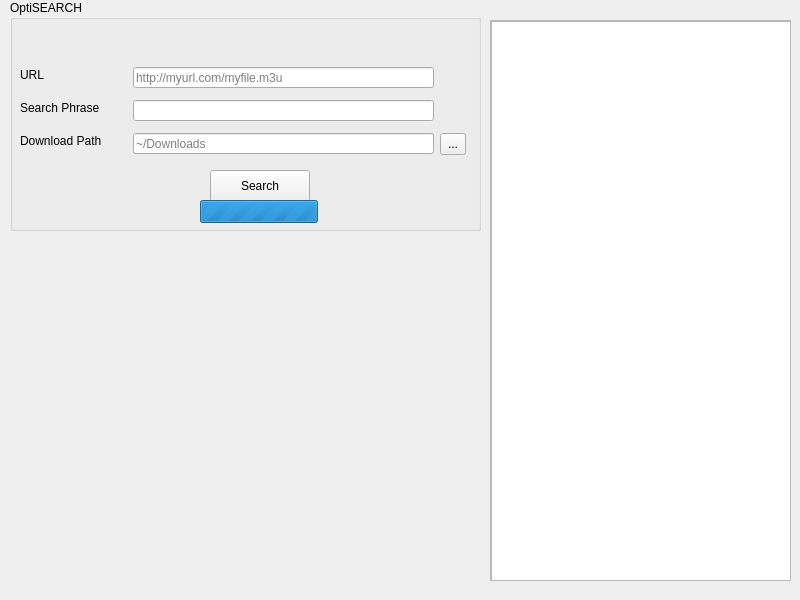
First picture: the form in mainwindow.ui, repository OptimusGREEN/m3uDL, before the edit.
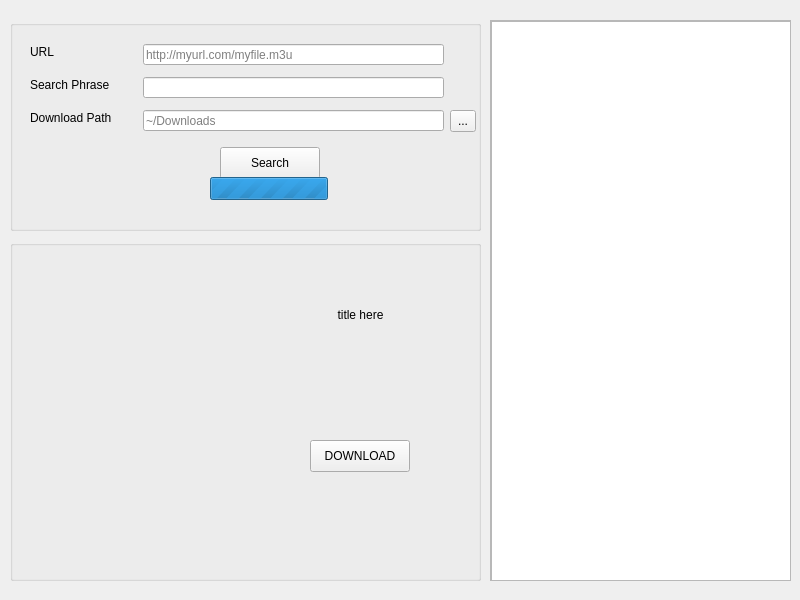
Second picture: the form after the edit.

The edit to the form file:
```diff
--- a/mainwindow.ui
+++ b/mainwindow.ui
@@ -17,19 +17,19 @@
    <property name="geometry">
     <rect>
      <x>10</x>
-     <y>0</y>
+     <y>20</y>
      <width>471</width>
-     <height>231</height>
+     <height>211</height>
     </rect>
    </property>
    <property name="title">
-    <string>OptiSEARCH</string>
+    <string/>
    </property>
    <widget class="QLabel" name="label_search">
     <property name="geometry">
      <rect>
-      <x>10</x>
-      <y>100</y>
+      <x>20</x>
+      <y>57</y>
       <width>90</width>
       <height>16</height>
      </rect>
@@ -41,8 +41,8 @@
    <widget class="QLineEdit" name="lineEdit_download_path">
     <property name="geometry">
      <rect>
-      <x>123</x>
-      <y>133</y>
+      <x>133</x>
+      <y>90</y>
       <width>301</width>
       <height>21</height>
      </rect>
@@ -57,8 +57,8 @@
    <widget class="QLabel" name="label_url">
     <property name="geometry">
      <rect>
-      <x>10</x>
-      <y>67</y>
+      <x>20</x>
+      <y>24</y>
       <width>25</width>
       <height>16</height>
      </rect>
@@ -70,8 +70,8 @@
    <widget class="QLineEdit" name="lineEdit_url">
     <property name="geometry">
      <rect>
-      <x>123</x>
-      <y>67</y>
+      <x>133</x>
+      <y>24</y>
       <width>301</width>
       <height>21</height>
      </rect>
@@ -86,8 +86,8 @@
    <widget class="QLabel" name="label_download_path">
     <property name="geometry">
      <rect>
-      <x>10</x>
-      <y>133</y>
+      <x>20</x>
+      <y>90</y>
       <width>101</width>
       <height>16</height>
      </rect>
@@ -99,8 +99,8 @@
    <widget class="QLineEdit" name="lineEdit_search">
     <property name="geometry">
      <rect>
-      <x>123</x>
-      <y>100</y>
+      <x>133</x>
+      <y>57</y>
       <width>301</width>
       <height>21</height>
      </rect>
@@ -112,8 +112,8 @@
    <widget class="QToolButton" name="toolButton_download_path">
     <property name="geometry">
      <rect>
-      <x>430</x>
-      <y>133</y>
+      <x>440</x>
+      <y>90</y>
       <width>26</width>
       <height>22</height>
      </rect>
@@ -125,8 +125,8 @@
    <widget class="QPushButton" name="pushButton_search">
     <property name="geometry">
      <rect>
-      <x>200</x>
-      <y>170</y>
+      <x>210</x>
+      <y>127</y>
       <width>100</width>
       <height>32</height>
      </rect>
@@ -141,8 +141,8 @@
     </property>
     <property name="geometry">
      <rect>
-      <x>190</x>
-      <y>200</y>
+      <x>200</x>
+      <y>157</y>
       <width>118</width>
       <height>23</height>
      </rect>
@@ -197,6 +197,64 @@
     </widget>
    </widget>
   </widget>
+  <widget class="QGroupBox" name="groupBox_2">
+   <property name="geometry">
+    <rect>
+     <x>10</x>
+     <y>240</y>
+     <width>471</width>
+     <height>341</height>
+    </rect>
+   </property>
+   <property name="title">
+    <string/>
+   </property>
+   <widget class="QPushButton" name="pushButton_download">
+    <property name="geometry">
+     <rect>
+      <x>300</x>
+      <y>200</y>
+      <width>100</width>
+      <height>32</height>
+     </rect>
+    </property>
+    <property name="autoFillBackground">
+     <bool>false</bool>
+    </property>
+    <property name="text">
+     <string>DOWNLOAD</string>
+    </property>
+   </widget>
+   <widget class="QLabel" name="label_selected_title">
+    <property name="geometry">
+     <rect>
+      <x>250</x>
+      <y>39</y>
+      <width>201</width>
+      <height>71</height>
+     </rect>
+    </property>
+    <property name="text">
+     <string>title here</string>
+    </property>
+    <property name="alignment">
+     <set>Qt::AlignCenter</set>
+    </property>
+   </widget>
+   <widget class="QLabel" name="label_art">
+    <property name="geometry">
+     <rect>
+      <x>17</x>
+      <y>15</y>
+      <width>191</width>
+      <height>301</height>
+     </rect>
+    </property>
+    <property name="text">
+     <string/>
+    </property>
+   </widget>
+  </widget>
  </widget>
  <resources/>
  <connections/>
```
